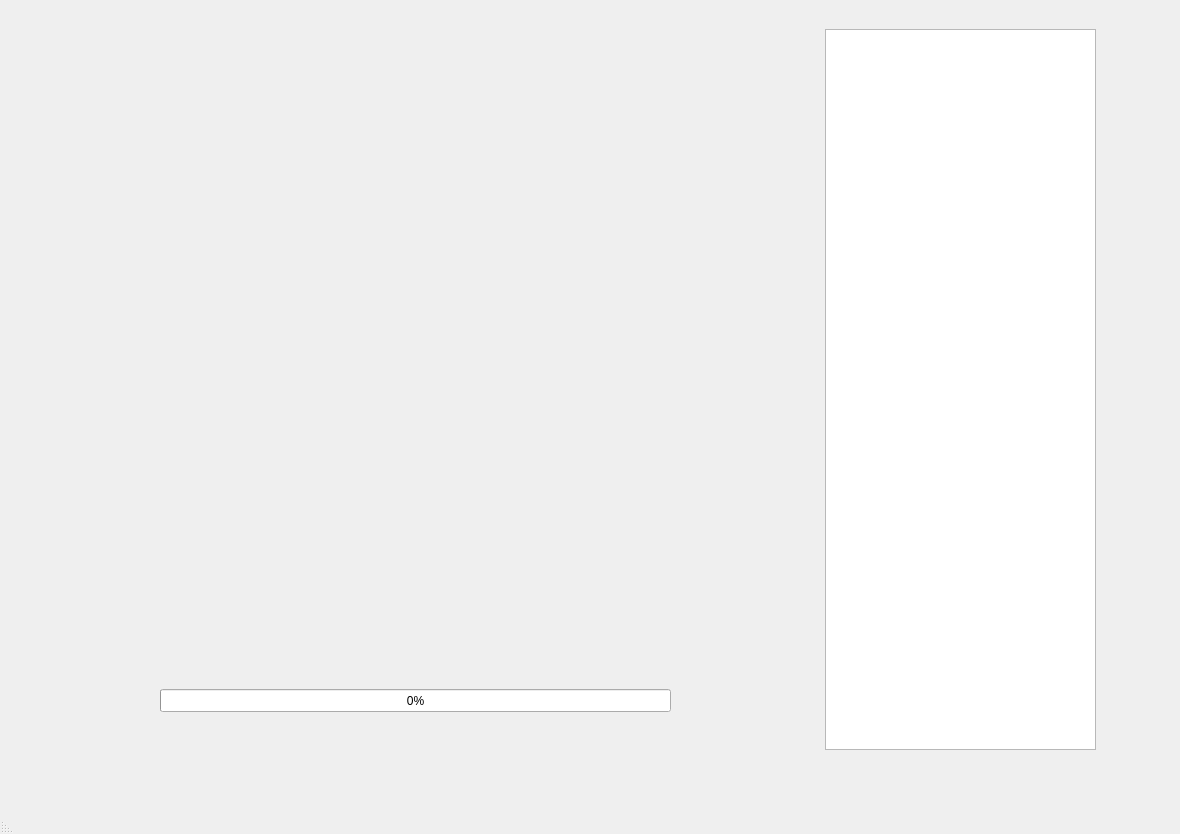
Before: the Qt Designer form frontend/main_page.ui in incremen/CyberMusicStreaming, drawn with Qt 5.
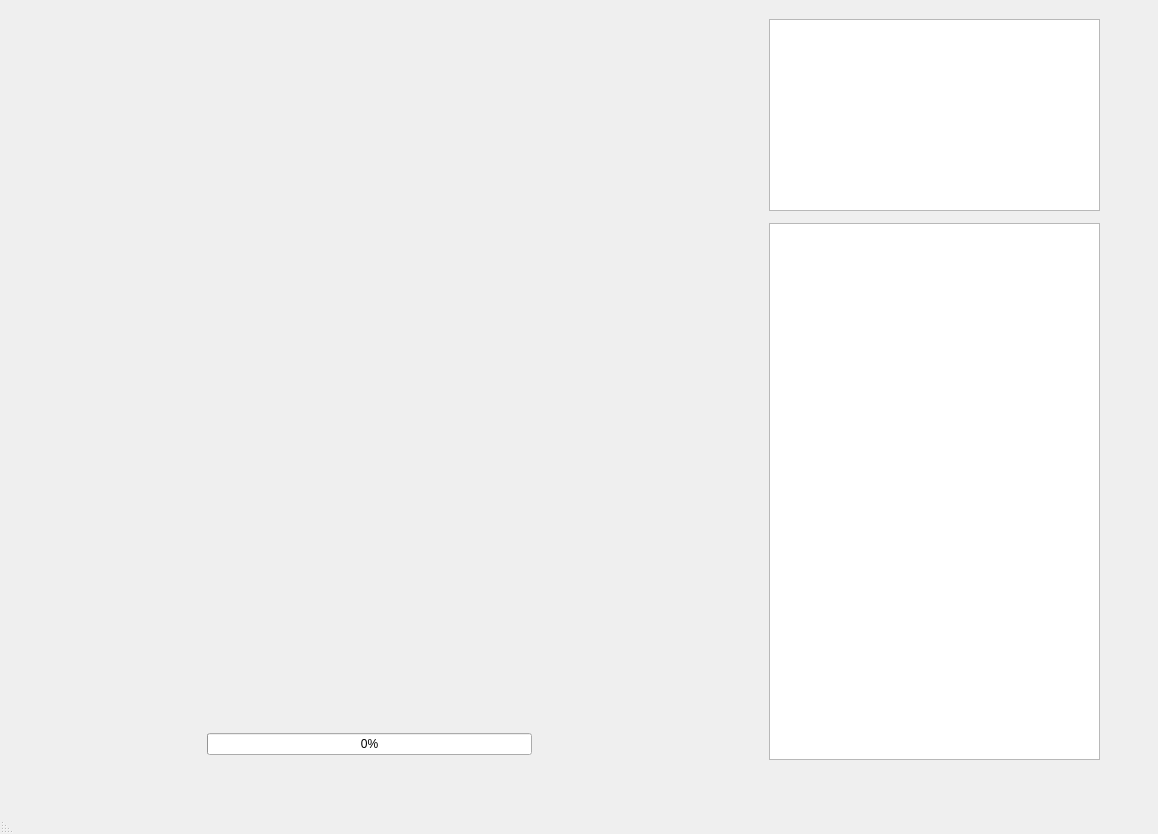
After: the same form once the commit is applied. Icons and pictures are not drawn.

Commit message: all the buttons work fine, uses new function to get them correctly

The edit to the form file:
```diff
--- a/frontend/main_page.ui
+++ b/frontend/main_page.ui
@@ -6,7 +6,7 @@
    <rect>
     <x>0</x>
     <y>0</y>
-    <width>1180</width>
+    <width>1158</width>
     <height>834</height>
    </rect>
   </property>
@@ -59,68 +59,46 @@
        </property>
        <layout class="QGridLayout" name="song_grid"/>
       </widget>
-      <widget class="QProgressBar" name="song_progress">
+      <widget class="QWidget" name="verticalLayoutWidget">
        <property name="geometry">
         <rect>
-         <x>120</x>
-         <y>680</y>
-         <width>511</width>
-         <height>23</height>
+         <x>740</x>
+         <y>10</y>
+         <width>331</width>
+         <height>741</height>
         </rect>
        </property>
-       <property name="value">
-        <number>0</number>
-       </property>
-       <property name="invertedAppearance">
-        <bool>true</bool>
-       </property>
-      </widget>
-      <widget class="QPushButton" name="skip_btn">
-       <property name="geometry">
-        <rect>
-         <x>640</x>
-         <y>670</y>
-         <width>81</width>
-         <height>61</height>
-        </rect>
-       </property>
-       <property name="styleSheet">
-        <string notr="true">background-color: transparent;
-border: none;
-qproperty-iconSize: 50px;
-
-</string>
-       </property>
-       <property name="text">
-        <string/>
-       </property>
-       <property name="icon">
-        <iconset>
-         <normaloff>../../../Downloads2/play_button_right.png</normaloff>../../../Downloads2/play_button_right.png</iconset>
-       </property>
-       <property name="flat">
-        <bool>true</bool>
-       </property>
+       <layout class="QVBoxLayout" name="song_queue_layout">
+        <property name="spacing">
+         <number>12</number>
+        </property>
+        <item>
+         <widget class="QListWidget" name="songs_played_list">
+          <property name="sizePolicy">
+           <sizepolicy hsizetype="Expanding" vsizetype="Minimum">
+            <horstretch>0</horstretch>
+            <verstretch>0</verstretch>
+           </sizepolicy>
+          </property>
+         </widget>
+        </item>
+        <item>
+         <widget class="QListWidget" name="song_queue"/>
+        </item>
+       </layout>
       </widget>
-      <widget class="QListWidget" name="song_queue">
+      <widget class="QWidget" name="gridLayoutWidget_2">
        <property name="geometry">
         <rect>
-         <x>785</x>
-         <y>20</y>
-         <width>271</width>
-         <height>721</height>
-        </rect>
-       </property>
-      </widget>
-      <widget class="QPushButton" name="back_btn">
-       <property name="geometry">
-        <rect>
-         <x>50</x>
+         <x>140</x>
          <y>660</y>
-         <width>81</width>
-         <height>61</height>
+         <width>421</width>
+         <height>108</height>
         </rect>
        </property>
+       <layout class="QGridLayout" name="song_btns_layout">
+        <item row="1" column="2">
+         <widget class="QPushButton" name="back_btn">
        <property name="styleSheet">
         <string notr="true">background-color: transparent;
 border: none;
@@ -139,15 +117,30 @@
         <bool>true</bool>
        </property>
       </widget>
+        </item>
+        <item row="1" column="0">
+         <widget class="QPushButton" name="skip_btn">
+          <property name="styleSheet">
+           <string notr="true">background-color: transparent;
+border: none;
+qproperty-iconSize: 50px;
+
+</string>
+          </property>
+          <property name="text">
+           <string/>
+          </property>
+          <property name="icon">
+           <iconset>
+            <normaloff>../../../Downloads2/play_button_right.png</normaloff>../../../Downloads2/play_button_right.png</iconset>
+          </property>
+          <property name="flat">
+           <bool>true</bool>
+          </property>
+         </widget>
+        </item>
+        <item row="0" column="1">
       <widget class="QPushButton" name="pause_btn">
-       <property name="geometry">
-        <rect>
-         <x>360</x>
-         <y>620</y>
-         <width>81</width>
-         <height>61</height>
-        </rect>
-       </property>
        <property name="styleSheet">
         <string notr="true">background-color: transparent;
 border: none;
@@ -166,6 +159,39 @@
         <bool>true</bool>
        </property>
       </widget>
+        </item>
+        <item row="1" column="1">
+         <layout class="QHBoxLayout" name="song_progress_layout">
+          <item>
+           <spacer name="horizontalSpacer_3">
+            <property name="orientation">
+             <enum>Qt::Horizontal</enum>
+            </property>
+            <property name="sizeType">
+             <enum>QSizePolicy::Minimum</enum>
+            </property>
+            <property name="sizeHint" stdset="0">
+             <size>
+              <width>20</width>
+              <height>20</height>
+             </size>
+            </property>
+           </spacer>
+          </item>
+          <item>
+           <widget class="QProgressBar" name="song_progress">
+            <property name="value">
+             <number>0</number>
+            </property>
+            <property name="invertedAppearance">
+             <bool>true</bool>
+            </property>
+           </widget>
+          </item>
+         </layout>
+        </item>
+       </layout>
+      </widget>
      </widget>
     </item>
     <item>
```
Left out of the diff: 2 changed lines with no effect on the pictures. Lines whose indentation alone changed are shown as unchanged. The commit also changes 3 other files.
